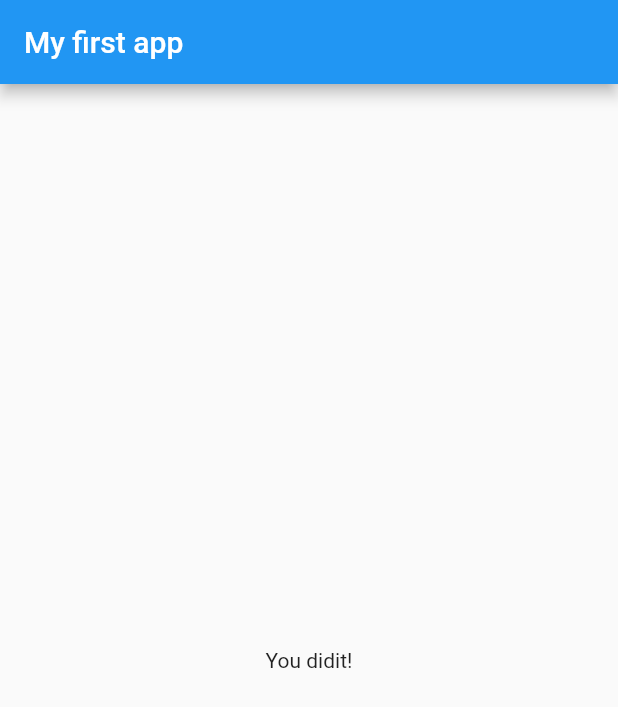
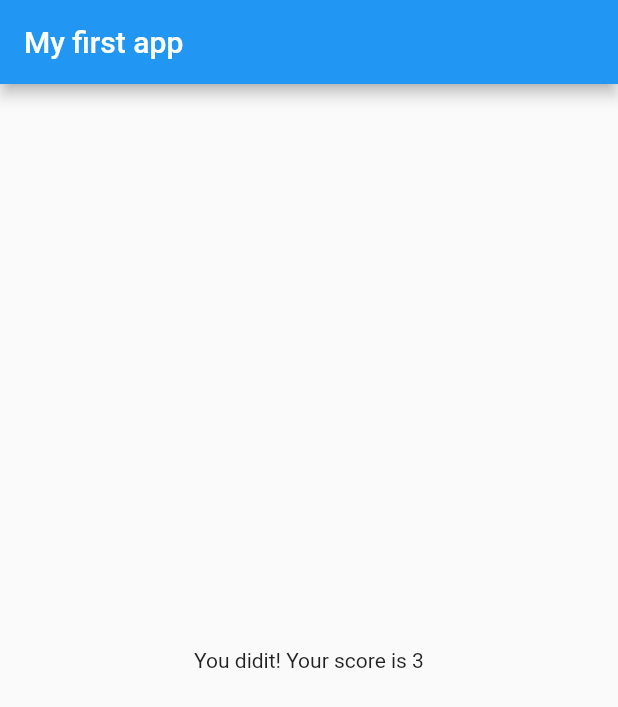
Before and after one commit to koorzenb/flutter, a Flutter app: the screen it shows after launch, after a tap on "Black", after a tap on "puma", on a phone screen of 412 x 824 dp. Shown: the top 707 px of the screen. Run offline on Flutter 3.47's test engine with Material 2 defaults, Android fonts, the phone set to English and light mode, and no system bars.

Commit message:
Calculating total score

```diff
--- a/basics/lib/main.dart
+++ b/basics/lib/main.dart
@@ -20,23 +20,33 @@ class _MyAppState extends State<MyApp> {
   final _questions = const [
     {
       "questionText": 'What\'s your favorite color?',
-      "answers": ['Black', 'Red', 'White']
+      "answers": [
+        {'text': 'Black', 'score': 1},
+        {'text': 'Red', 'score': 2},
+        {'text': 'White', 'score': 3}
+      ]
     },
     {
       "questionText": 'What\'s your favorite animal?',
-      "answers": ['Bear', 'puma', 'dolphin']
+      "answers": [
+        {'text': 'Bear', 'score': 1},
+        {'text': 'puma', 'score': 2},
+        {'text': 'dolphin', 'score': 3}
+      ]
     }
   ];
 
   int _questionIndex = 0;
+  int score = 0;
 
-  void _answerQuestion() {
+  void _answerQuestion(int newScore) {
     if (_questionIndex < _questions.length) {}
 
     setState(() {
       _questionIndex = _questionIndex + 1;
     });
     print(_questionIndex);
+    score += newScore;
   }
 
   @override
@@ -52,7 +62,7 @@ class _MyAppState extends State<MyApp> {
                 questionIndex: _questionIndex,
                 answerQuestion: _answerQuestion,
               )
-            : Result(),
+            : Result(score),
       ),
     );
   }
--- a/basics/lib/quiz.dart
+++ b/basics/lib/quiz.dart
@@ -15,8 +15,10 @@ class Quiz extends StatelessWidget {
     return Column(
       children: [
         Question(questions[questionIndex]["questionText"] as String),
-        ...(questions[questionIndex]['answers'] as List<String>).map((answer) {
-          return Answer(answerQuestion, answer);
+        ...(questions[questionIndex]['answers'] as List<Map<String, Object>>)
+            .map((answer) {
+          return Answer(
+              () => answerQuestion(answer['score']), answer['text'] as String);
         }).toList()
       ],
     );
--- a/basics/lib/result.dart
+++ b/basics/lib/result.dart
@@ -1,10 +1,13 @@
 import 'package:flutter/material.dart';
 
 class Result extends StatelessWidget {
+  final int score;
+
+  Result(this.score);
   @override
   Widget build(BuildContext context) {
     return Center(
-      child: Text("You didit!"),
+      child: Text('You didit! Your score is ${score}'),
     );
   }
 }
```
Also changed, not shown: 1 other file.
